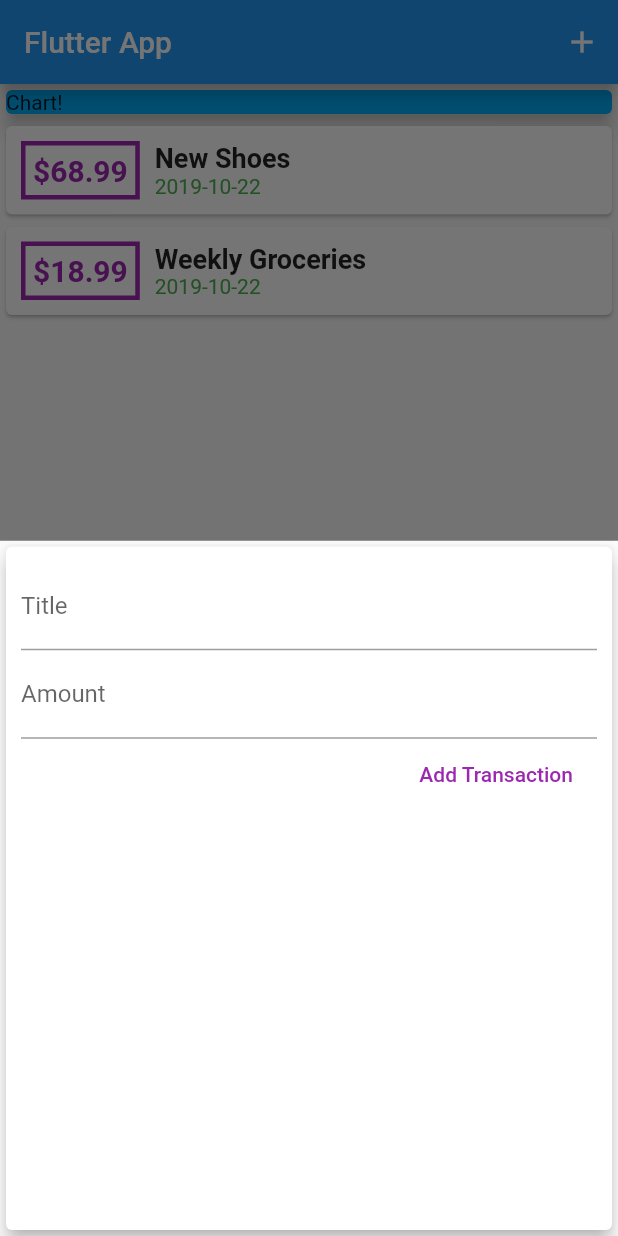
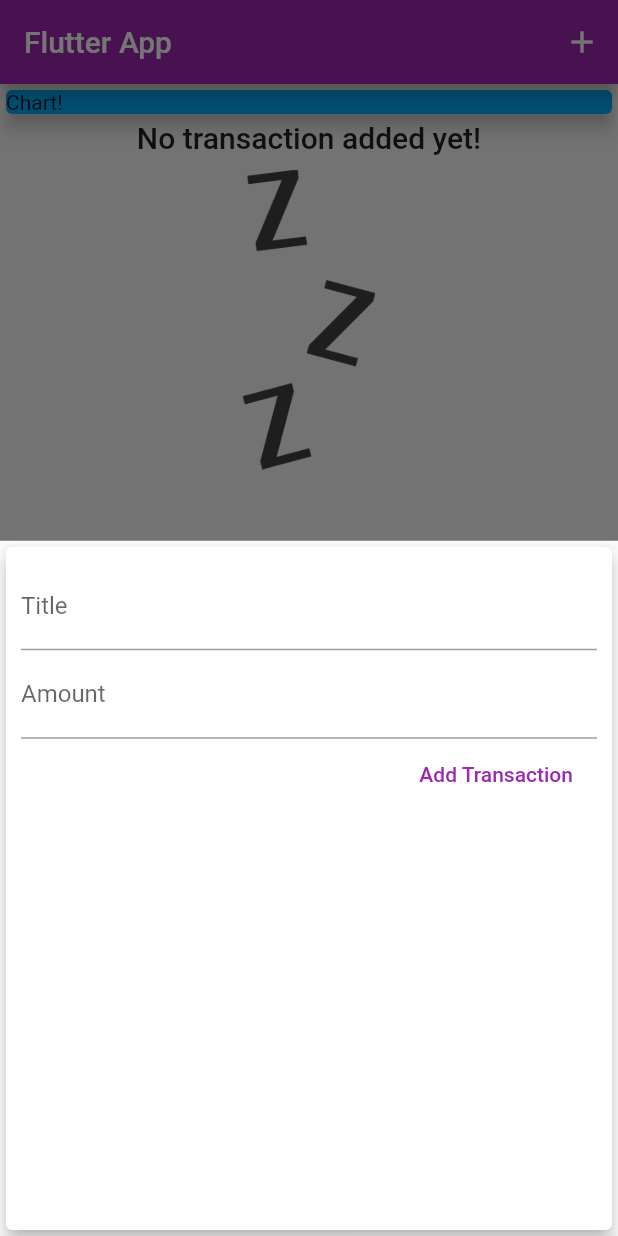
Before and after one commit to artsok/learn-flutter-dart, a Flutter app: the screen it shows after launch, after a tap on the "add" icon, on a phone screen of 412 x 824 dp. Run offline on Flutter 3.47's test engine with Material 2 defaults, Android fonts, the phone set to English and light mode, and no system bars.

Commit message:
done up 94 lessons

```diff
--- a/lib/main.dart
+++ b/lib/main.dart
@@ -12,7 +12,11 @@ class MyApp extends StatelessWidget {
   @override
   Widget build(BuildContext context) {
     return MaterialApp(
-      title: 'Flutter App',
+      title: 'Personal Expenses App',
+      theme: ThemeData(
+        primarySwatch: Colors.purple,
+        accentColor: Colors.amber,
+      ),
       home: MyHomePage(),
     );
   }
@@ -28,13 +32,13 @@ class MyHomePage extends StatefulWidget {
 
 class _MyHomePageState extends State<MyHomePage> {
   final List<Transaction> _userTransaction = [
-    Transaction(
-        id: "t1", title: "New Shoes", amount: 68.99, date: DateTime.now()),
-    Transaction(
-        id: "t2",
-        title: "Weekly Groceries",
-        amount: 18.99,
-        date: DateTime.now()),
+//    Transaction(
+//        id: "t1", title: "New Shoes", amount: 68.99, date: DateTime.now()),
+//    Transaction(
+//        id: "t2",
+//        title: "Weekly Groceries",
+//        amount: 18.99,
+//        date: DateTime.now()),
   ];
 
   void _addNewTransaction(String txTitle, double txAmount) {
--- a/lib/widgets/new_transaction.dart
+++ b/lib/widgets/new_transaction.dart
@@ -1,11 +1,18 @@
 import 'package:flutter/material.dart';
 
-class NewTransaction extends StatelessWidget {
-  final titleController = TextEditingController();
-  final amountController = TextEditingController();
+class NewTransaction extends StatefulWidget {
   final Function logicForButton;
 
   NewTransaction(this.logicForButton);
+
+  @override
+  _NewTransactionState createState() => _NewTransactionState();
+}
+
+class _NewTransactionState extends State<NewTransaction> {
+  final titleController = TextEditingController();
+
+  final amountController = TextEditingController();
 
   void submitData() {
     final entredTitle = titleController.text;
@@ -16,7 +23,9 @@ class NewTransaction extends StatelessWidget {
     }
 
     //this code NO Rich
-    logicForButton(entredTitle, enteredAmount);
+    widget.logicForButton(entredTitle, enteredAmount);
+
+    Navigator.of(context).pop();
   }
 
   @override
--- a/lib/widgets/transaction_list.dart
+++ b/lib/widgets/transaction_list.dart
@@ -11,17 +11,35 @@ class TransactionList extends StatelessWidget {
   Widget build(BuildContext context) {
     return Container(
       height: 400,
-      child: ListView.builder(
+      child: transactions.isEmpty
+          ? Column(
+              children: <Widget>[
+                Text('No transaction added yet!',
+                    style: Theme.of(context).textTheme.title),
+                SizedBox(
+                  height: 10,
+                ),
+                Container(
+                    height: 200,
+                    child: Image.asset('assets/images/waiting.png',
+                        fit: BoxFit.cover)),
+              ],
+            )
+          : ListView.builder(
               itemBuilder: (ctx, index) {
-          return Card( //Widget which build for the items!! For first, second,
+                return Card(
+                  //Widget which build for the items!! For first, second,
                   child: Row(
                     children: <Widget>[
                       Container(
-                  margin: EdgeInsets.symmetric(
-                      vertical: 10, horizontal: 10),
-                  padding: EdgeInsets.symmetric(vertical: 5, horizontal: 5),
+                        margin:
+                            EdgeInsets.symmetric(vertical: 10, horizontal: 10),
+                        padding:
+                            EdgeInsets.symmetric(vertical: 5, horizontal: 5),
                         decoration: BoxDecoration(
-                      border: Border.all(color: Colors.purple, width: 3)),
+                            border: Border.all(
+                                color: Theme.of(context).primaryColor,
+                                width: 3)),
                         child: Text(
                           "\$${transactions[index].amount.toStringAsFixed(2)}",
                           style: TextStyle(
@@ -39,8 +57,11 @@ class TransactionList extends StatelessWidget {
                                 fontSize: 18, fontWeight: FontWeight.bold),
                           ),
                           Text(
-                      DateFormat("yyyy-MM-dd").format(transactions[index].date), //Используем индексы
-                      style: TextStyle(color: Colors.green),
+                            DateFormat("yyyy-MM-dd")
+                                .format(transactions[index].date),
+                            //Используем индексы
+                            style: TextStyle(
+                                color: Theme.of(context).primaryColor),
                           )
                         ],
                       )
@@ -55,6 +76,7 @@ class TransactionList extends StatelessWidget {
 //        children: transactions.map((it) {
 //          return
 //        }).toList(),
-      ),);
+            ),
+    );
   }
 }
```
Also changed, not shown: pubspec.yaml (+9 -9 lines), assets/fonts/OpenSans-Bold.ttf (added), assets/fonts/OpenSans-Regular.ttf (added), assets/fonts/Quicksand-Bold.ttf (added), assets/fonts/Quicksand-Light.ttf (added), assets/fonts/Quicksand-Medium.ttf (added), assets/fonts/Quicksand-Regular.ttf (added), assets/images/waiting.png (added). Lines whose indentation alone changed are shown as unchanged.
